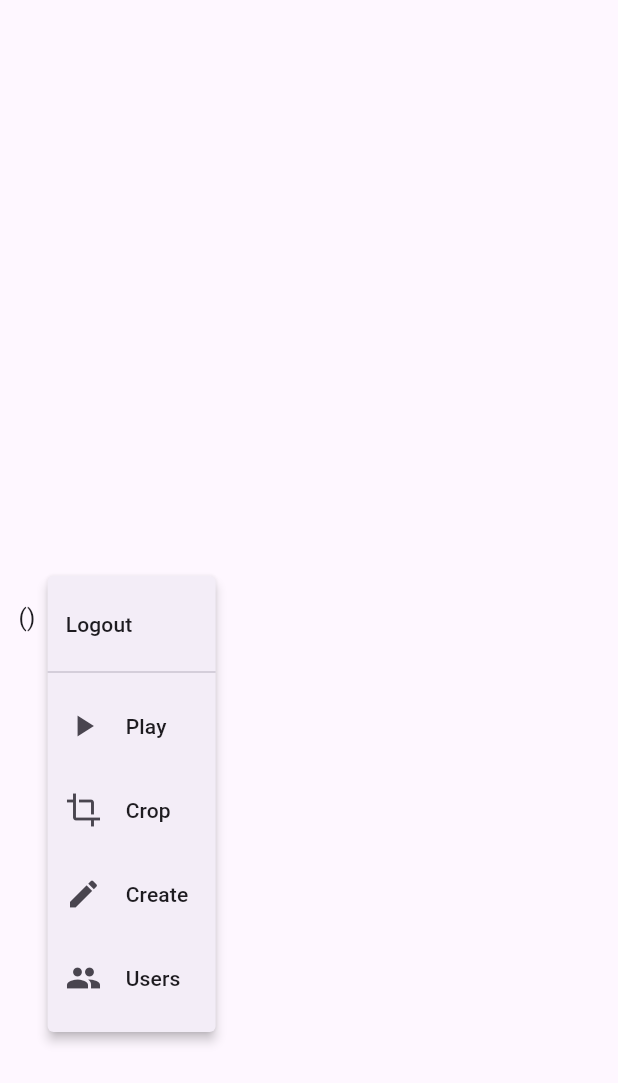
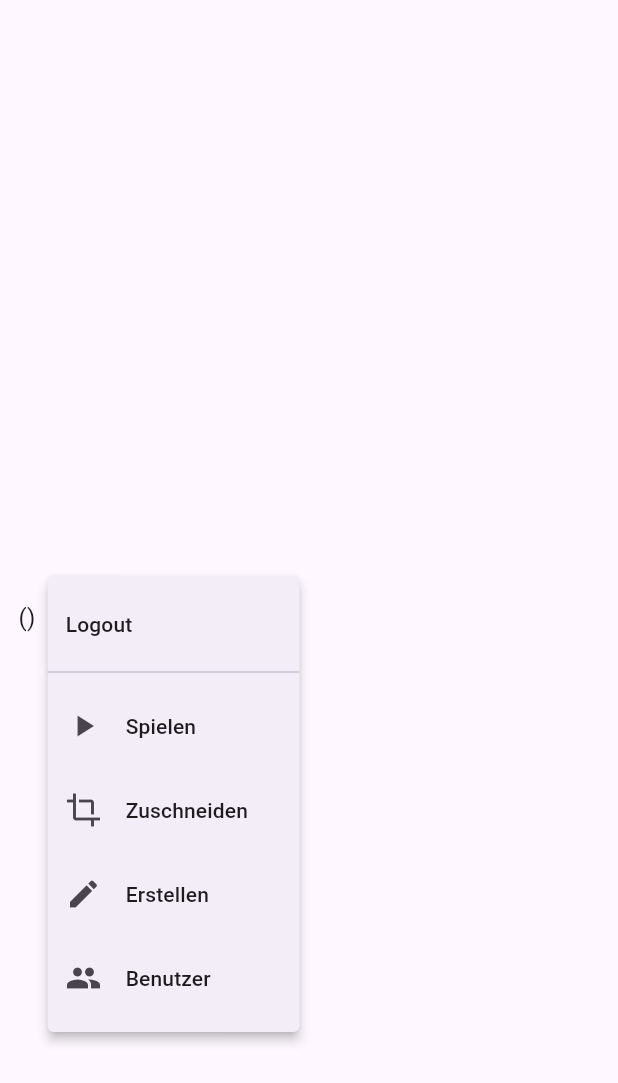
Before and after one commit to Marsmanni/memory-puzzle-ui, a Flutter app: the AppBarActions widget shown alone on an empty page, opened directly with empty values, after a tap on the "person" icon, on a phone screen of 412 x 824 dp. Shown: the top 1083 px of the screen. Run offline on Flutter 3.47's test engine with Material 3 defaults, Android fonts, the phone set to English and light mode, and no system bars; our stand-ins replace file_picker, image_picker, logger, shared_preferences; accounts and stored records are empty; network calls fail.

Commit message:
refactoring, trnslations

```diff
--- a/lib/src/pages/image_cropper_page.dart
+++ b/lib/src/pages/image_cropper_page.dart
@@ -82,6 +82,7 @@ class _ImageCropperPageState extends State<ImageCropperPage> {
   }
 
   /// Pick an image from gallery
+  // ignore: unused_element
   Future<void> _pickImage() async {
     try {
       final imageFile = await ImageService.pickImageFromGallery();
@@ -400,6 +401,7 @@ class _ImageCropperPageState extends State<ImageCropperPage> {
   }
 
   /// Test function to save image in four parts
+  // ignore: unused_element
   Future<void> _testSaveImageInFourParts() async {
     if (!_transformModel.isImageLoaded ||
         _transformModel.originalImage == null) {
--- a/lib/src/pages/puzzle_card.dart
+++ b/lib/src/pages/puzzle_card.dart
@@ -1,5 +1,3 @@
-import 'dart:ui';
-
 import 'package:flutter/material.dart';
 
 class PuzzleCard extends StatelessWidget {
@@ -17,8 +15,8 @@ class PuzzleCard extends StatelessWidget {
     required this.isDisabled,
     required this.onTap,
     required this.placeholderAsset,
-    Key? key,
-  }) : super(key: key);
+    super.key,
+  });
 
   @override
   Widget build(BuildContext context) {
--- a/lib/src/services/game_manager.dart
+++ b/lib/src/services/game_manager.dart
@@ -1,5 +1,5 @@
 import 'package:flutter/material.dart';
-import 'package:flutter_application_2/src/dtos/api_dtos.dart';
+import '../dtos/api_dtos.dart';
 import 'dart:math';
 
 class GameManager extends ChangeNotifier {
@@ -94,4 +94,8 @@ class GameManager extends ChangeNotifier {
     _currentPlayer = 0;
     notifyListeners();
   }
+
+  bool isCardDisabled(int index) {
+    return isProcessingMove || flipped[index] || matchedIndexes.contains(index);
+  }
 }
--- a/lib/src/services/image_crop_service.dart
+++ b/lib/src/services/image_crop_service.dart
@@ -10,9 +10,7 @@ import 'dart:typed_data';
 import 'dart:ui' as ui;
 import 'package:flutter/foundation.dart';
 import 'package:flutter/material.dart';
-// import 'package:path_provider/path_provider.dart';
 import '../utils/log.dart';
-import '../utils/constants.dart';
 
 /// Service class for handling image cropping operations
 class ImageCropService {
--- /dev/null
+++ b/lib/src/utils/app_localizations.dart
@@ -0,0 +1,76 @@
+class AppLocalizations {
+  static String languageCode = 'de'; // default to German
+
+  static final Map<String, Map<String, String>> _localizedValues = {
+    'de': {
+      'adminOverview': 'Admin Übersicht',
+      'allPuzzles': 'Alle Puzzles',
+      'allUsers': 'Alle Benutzer',
+      'usersTable': 'Benutzer (Tabelle)',
+      'placeholder_himmel': 'Himmel',
+      'placeholder_puzzle': 'Puzzle',
+      'placeholder_wiese': 'Wiese',
+      'placeholder_smiley': 'Smiley',
+      'puzzles': 'Puzzles',
+      'roles': 'Rollen',
+      'lastLogin': 'Letzter Login',
+      'neverLoggedIn': 'Nie eingeloggt',
+      'author': 'Autor',
+      'images': 'Bilder',
+      'public': 'Öffentlich',
+      'id': 'ID',
+      'noPuzzlesFound': 'Keine Puzzles gefunden',
+      'updateError': 'Fehler beim Aktualisieren!',
+      'username': 'Benutzername',
+      'login': 'Login',
+      'logout': 'Logout',
+      'play': 'Spielen',
+      'crop': 'Zuschneiden',
+      'create': 'Erstellen',
+      'users': 'Benutzer',
+      'systemInfo': 'Systeminfo',
+      'settings': 'Einstellungen',
+      'selectPlaceholder': 'Platzhalter auswählen',
+      'language': 'Sprache',
+    },
+    'en': {
+      'adminOverview': 'Admin Overview',
+      'allPuzzles': 'All Puzzles',
+      'allUsers': 'All Users',
+      'usersTable': 'Users (Table)',
+      'placeholder_himmel': 'Sky',
+      'placeholder_puzzle': 'Puzzle',
+      'placeholder_wiese': 'Meadow',
+      'placeholder_smiley': 'Smiley',
+      'puzzles': 'Puzzles',
+      'roles': 'Roles',
+      'lastLogin': 'Last login',
+      'neverLoggedIn': 'Never logged in',
+      'author': 'Author',
+      'images': 'Images',
+      'public': 'Public',
+      'id': 'ID',
+      'noPuzzlesFound': 'No puzzles found',
+      'updateError': 'Error updating!',
+      'username': 'Username',
+      'login': 'Login',
+      'logout': 'Logout',
+      'play': 'Play',
+      'crop': 'Crop',
+      'create': 'Create',
+      'users': 'Users',
+      'systemInfo': 'System Info',
+      'settings': 'Settings',
+      'selectPlaceholder': 'Select Placeholder',
+      'language': 'Language',
+    },
+  };
+
+  static String get(String key) {
+    return _localizedValues[languageCode]?[key] ?? key;
+  }
+
+  static void setLanguage(String code) {
+    languageCode = code;
+  }
+}
--- a/lib/src/widgets/app_bar_actions.dart
+++ b/lib/src/widgets/app_bar_actions.dart
@@ -1,5 +1,6 @@
 import 'package:flutter/material.dart';
 import '../../main.dart'; // For AuthInfo
+import '../utils/app_localizations.dart';
 
 class AppBarActions extends StatelessWidget {
   final AuthInfo auth;
@@ -25,7 +26,7 @@ class AppBarActions extends StatelessWidget {
       return Builder(
         builder: (context) => IconButton(
           icon: const Icon(Icons.login),
-          tooltip: 'Login',
+          tooltip: AppLocalizations.get('login'),
           onPressed: () => showLoginDialog(context),
         ),
       );
@@ -45,47 +46,47 @@ class AppBarActions extends StatelessWidget {
             PopupMenuButton<String>(
               icon: const CircleAvatar(child: Icon(Icons.person)),
               itemBuilder: (context) => [
-                const PopupMenuItem(
+                PopupMenuItem(
                   value: 'logout',
-                  child: Text('Logout'),
+                  child: Text(AppLocalizations.get('logout')),
                 ),
                 const PopupMenuDivider(),
-                const PopupMenuItem(
+                PopupMenuItem(
                   value: 'play',
                   child: ListTile(
-                    leading: Icon(Icons.play_arrow),
-                    title: Text('Play'),
+                    leading: const Icon(Icons.play_arrow),
+                    title: Text(AppLocalizations.get('play')),
                   ),
                 ),
-                const PopupMenuItem(
+                PopupMenuItem(
                   value: 'crop',
                   child: ListTile(
-                    leading: Icon(Icons.crop),
-                    title: Text('Crop'),
+                    leading: const Icon(Icons.crop),
+                    title: Text(AppLocalizations.get('crop')),
                   ),
                 ),
-                const PopupMenuItem(
+                PopupMenuItem(
                   value: 'create',
                   child: ListTile(
-                    leading: Icon(Icons.create),
-                    title: Text('Create'),
+                    leading: const Icon(Icons.create),
+                    title: Text(AppLocalizations.get('create')),
                   ),
                 ),
-                const PopupMenuItem(
+                PopupMenuItem(
                   value: 'users',
                   child: ListTile(
-                    leading: Icon(Icons.people),
-                    title: Text('Users'),
+                    leading: const Icon(Icons.people),
+                    title: Text(AppLocalizations.get('users')),
                   ),
                 ),
                 if (auth.role == 'admin')
                   const PopupMenuDivider(),
                 if (auth.role == 'admin')
-                  const PopupMenuItem(
+                  PopupMenuItem(
                     value: 'systemInfo',
                     child: ListTile(
-                      leading: Icon(Icons.info),
-                      title: Text('System Info'),
+                      leading: const Icon(Icons.info),
+                      title: Text(AppLocalizations.get('systemInfo')),
                     ),
                   ),
               ],
--- a/lib/src/widgets/login_dialog.dart
+++ b/lib/src/widgets/login_dialog.dart
@@ -3,7 +3,6 @@ import 'package:flutter_application_2/src/utils/api_endpoints.dart';
 import 'package:http/http.dart' as http;
 import 'dart:convert';
 import 'package:shared_preferences/shared_preferences.dart';
-import '../utils/constants.dart';
 
 // Helper to decode JWT and extract claims
 Map<String, dynamic> parseJwt(String token) {
--- a/pubspec.yaml
+++ b/pubspec.yaml
@@ -43,6 +43,7 @@ dependencies:
   file_picker: ^10.3.1
   http: ^1.5.0
   provider: ^6.1.5+1
+  http_parser: ^4.1.2
 
 dev_dependencies:
   flutter_test:
```
Also changed, not shown: lib/src/pages/play_page.dart (+18 -20 lines), lib/src/pages/users_page.dart (+26 -103 lines), lib/src/widgets/play_settings_menu.dart (added, +72 -0 lines), lib/src/widgets/puzzle_admin_card.dart (added, +43 -0 lines), lib/src/widgets/puzzle_admin_list.dart (added, +64 -0 lines), lib/src/widgets/user_admin_card.dart (added, +26 -0 lines), lib/src/widgets/user_admin_data_table.dart (added, +52 -0 lines), pubspec.lock.
